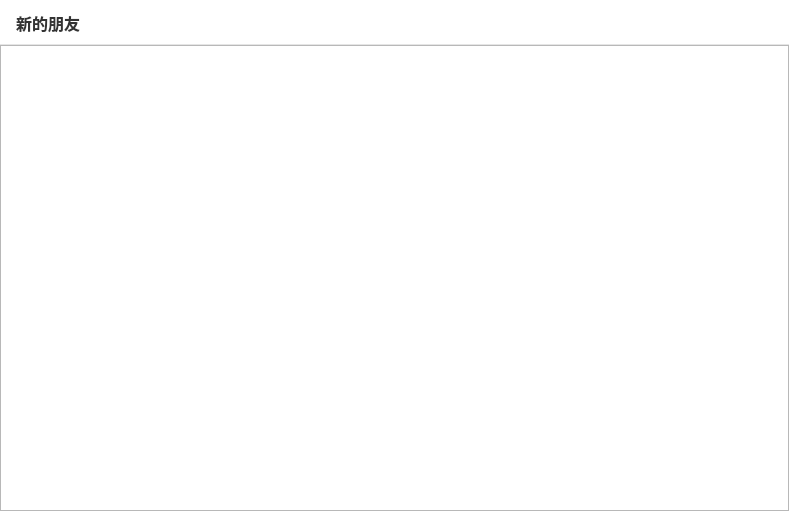
Tindalos-ik/chat_app, file chat_app desktop/applyfriendpage.ui: the form before one commit.
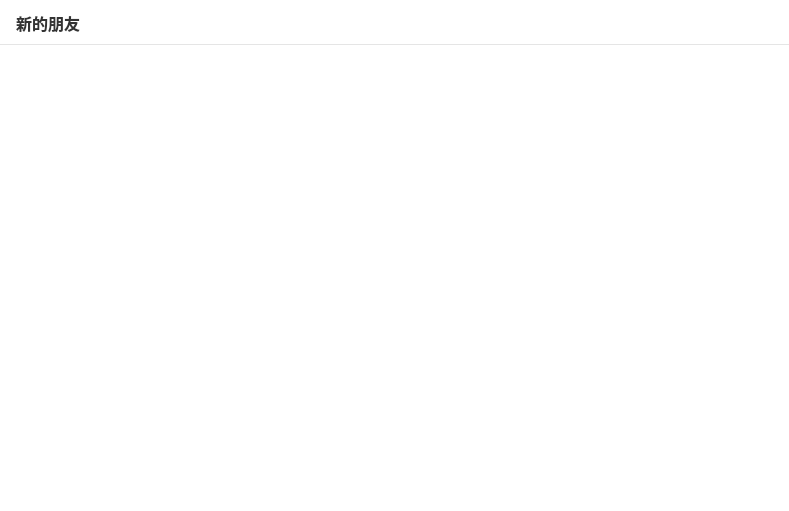
The form after the commit.

The edit to the form file:
```diff
--- a/chat_app desktop/applyfriendpage.ui
+++ b/chat_app desktop/applyfriendpage.ui
@@ -90,6 +90,21 @@
    </item>
    <item>
     <widget class="QListWidget" name="friend_list">
+     <property name="spacing">
+      <number>1</number>
+     </property>
+     <property name="frameShape">
+      <enum>QFrame::NoFrame</enum>
+     </property>
+     <property name="selectionMode">
+      <enum>QAbstractItemView::NoSelection</enum>
+     </property>
+     <property name="horizontalScrollBarPolicy">
+      <enum>Qt::ScrollBarAlwaysOff</enum>
+     </property>
+     <property name="verticalScrollMode">
+      <enum>QAbstractItemView::ScrollPerPixel</enum>
+     </property>
      <property name="styleSheet">
       <string notr="true">background-color: transparent; border: none;
 QScrollBar:vertical { background: transparent; width: 6px; margin: 0; }
```
